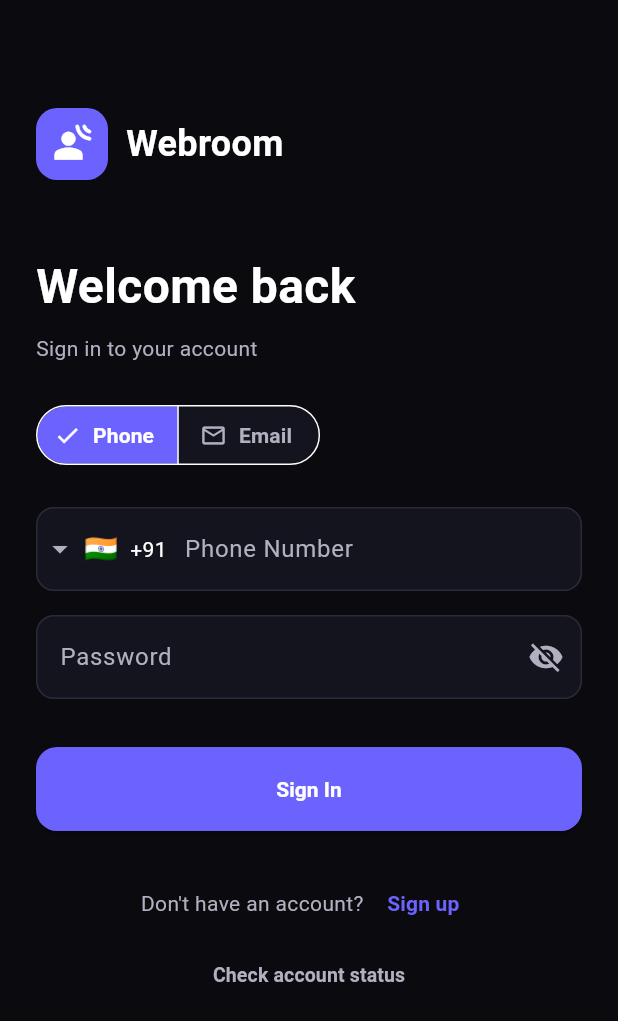
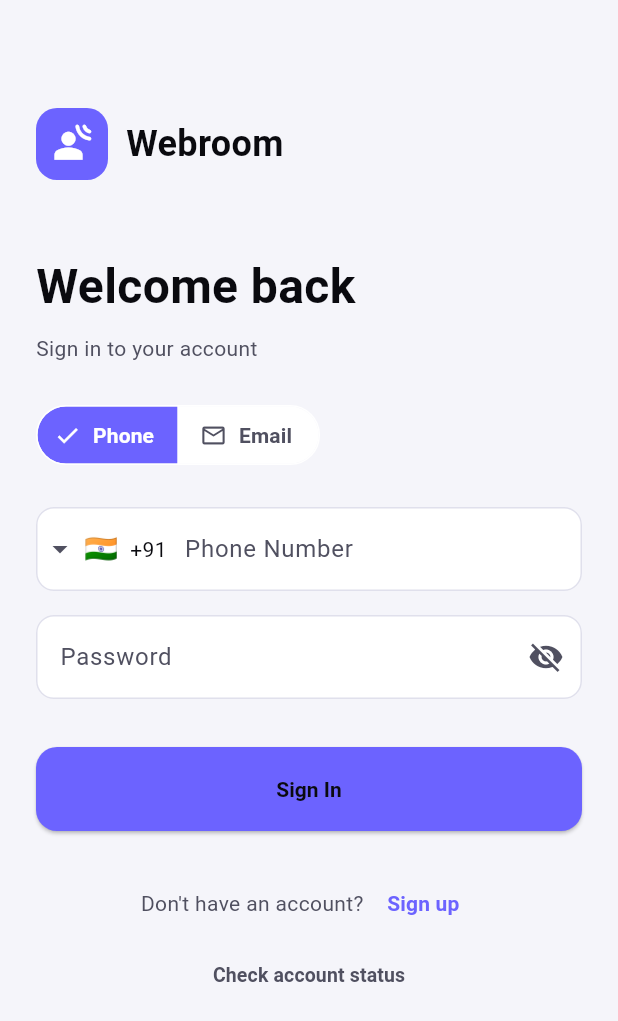
Before and after one commit to cybergaz/webroom-client, a Flutter app: the screen it shows after launch, on a phone screen of 412 x 824 dp. Shown: the top 1021 px of the screen. Run offline on Flutter 3.47's test engine with Material 3 defaults, Android fonts, the phone set to English and light mode, and no system bars; drawn by our look-alikes of flutter_animate, intl_phone_field; our stand-ins replace device_info_plus, dio, drift, drift_flutter, flutter_riverpod, flutter_secure_storage and 7 more; missing offline and left inert: record, stream_video; accounts and stored records are empty; generated files the repository leaves out were written again.

Commit message:
fix: auth restriction glitch, theme, room leave

```diff
--- a/lib/core/theme/app_colors.dart
+++ b/lib/core/theme/app_colors.dart
@@ -1,17 +1,17 @@
 import 'package:flutter/material.dart';
 
 class AppColors {
-  static const Color background = Color(0xFF0A0A0F);
-  static const Color surface = Color(0xFF14141E);
-  static const Color surfaceVariant = Color(0xFF1E1E2E);
+  static const Color background = Color(0xFFF5F5FA);
+  static const Color surface = Color(0xFFFFFFFF);
+  static const Color surfaceVariant = Color(0xFFEEEEF8);
   static const Color accent = Color(0xFF6C63FF);
   static const Color accentLight = Color(0xFF8B85FF);
-  static const Color error = Color(0xFFFF4B4B);
-  static const Color success = Color(0xFF4BFF91);
-  static const Color warning = Color(0xFFFFB84B);
-  static const Color textPrimary = Color(0xFFFFFFFF);
-  static const Color textSecondary = Color(0xFFB0B0C0);
-  static const Color textHint = Color(0xFF606070);
-  static const Color divider = Color(0xFF2A2A3A);
-  static const Color cardBorder = Color(0xFF2A2A3A);
+  static const Color error = Color(0xFFD32F2F);
+  static const Color success = Color(0xFF2E7D32);
+  static const Color warning = Color(0xFFE65100);
+  static const Color textPrimary = Color(0xFF0A0A0F);
+  static const Color textSecondary = Color(0xFF505060);
+  static const Color textHint = Color(0xFFAFAFBF);
+  static const Color divider = Color(0xFFE0E0EC);
+  static const Color cardBorder = Color(0xFFE0E0EC);
 }
```
Also changed, not shown: lib/core/network/dio_client.dart (+18 -1 lines), lib/features/auth/providers/auth_provider.dart (+21 -5 lines), lib/features/room/screens/user_room_screen.dart (+5 -2 lines), lib/features/room/widgets/participants_grid.dart (+57 -15 lines), 4 other files.
